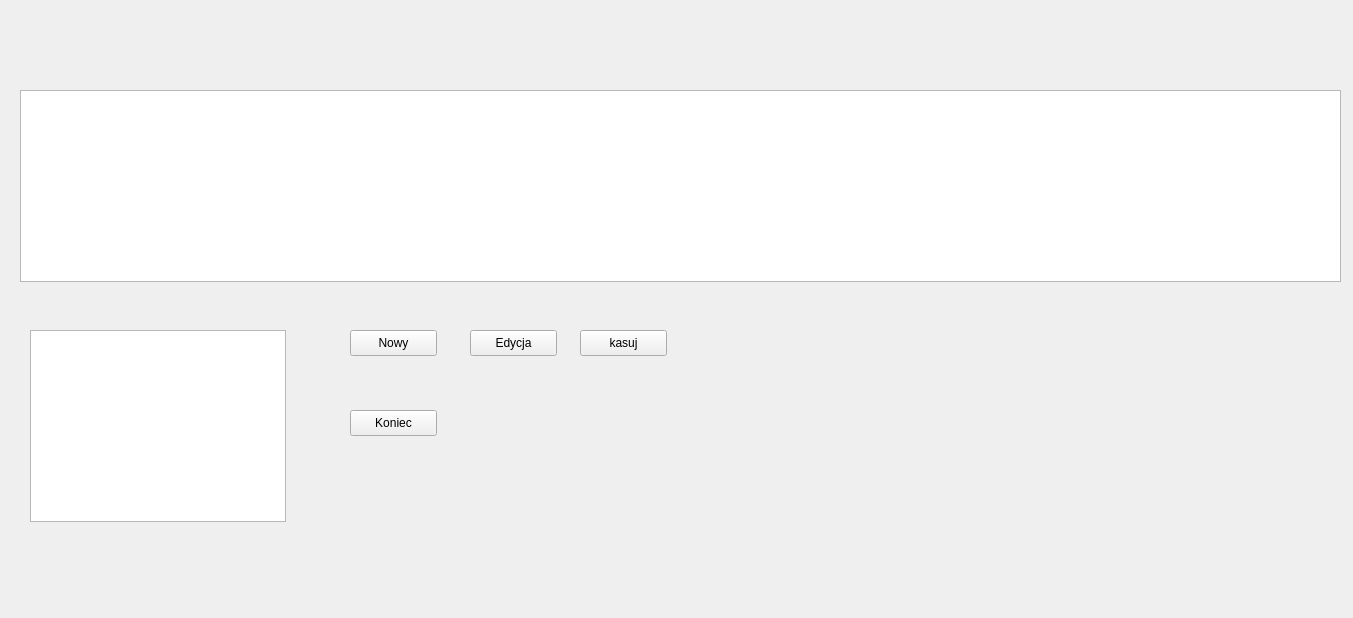
arekbr/Inwentaryzacja, file itemList.ui: the form before one commit.
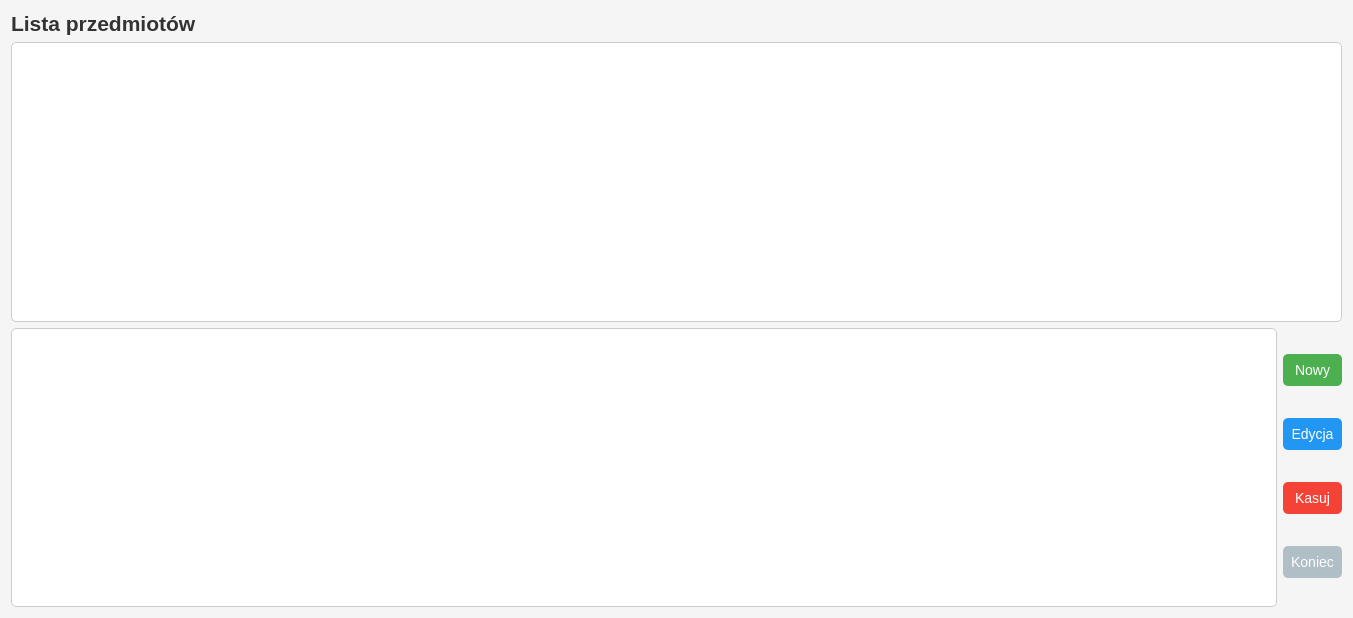
The form after the commit.

Diff of the .ui file:
```diff
--- a/itemList.ui
+++ b/itemList.ui
@@ -13,78 +13,124 @@
   <property name="windowTitle">
    <string>Form</string>
   </property>
-  <widget class="QTableView" name="itemList_tableView">
-   <property name="geometry">
-    <rect>
-     <x>20</x>
-     <y>90</y>
-     <width>1321</width>
-     <height>192</height>
-    </rect>
-   </property>
-  </widget>
-  <widget class="QPushButton" name="itemList_pushButton_new">
-   <property name="geometry">
-    <rect>
-     <x>350</x>
-     <y>330</y>
-     <width>87</width>
-     <height>26</height>
-    </rect>
-   </property>
-   <property name="text">
-    <string>Nowy</string>
-   </property>
-  </widget>
-  <widget class="QGraphicsView" name="itemList_graphicsView">
-   <property name="geometry">
-    <rect>
-     <x>30</x>
-     <y>330</y>
-     <width>256</width>
-     <height>192</height>
-    </rect>
-   </property>
-  </widget>
-  <widget class="QPushButton" name="itemList_pushButton_edit">
-   <property name="geometry">
-    <rect>
-     <x>470</x>
-     <y>330</y>
-     <width>87</width>
-     <height>26</height>
-    </rect>
-   </property>
-   <property name="text">
-    <string>Edycja</string>
-   </property>
-  </widget>
-  <widget class="QPushButton" name="itemList_pushButton_end">
-   <property name="geometry">
-    <rect>
-     <x>350</x>
-     <y>410</y>
-     <width>87</width>
-     <height>26</height>
-    </rect>
-   </property>
-   <property name="text">
-    <string>Koniec</string>
-   </property>
-  </widget>
-  <widget class="QPushButton" name="itemList_pushButton_delete">
-   <property name="geometry">
-    <rect>
-     <x>580</x>
-     <y>330</y>
-     <width>87</width>
-     <height>26</height>
-    </rect>
-   </property>
-   <property name="text">
-    <string>kasuj</string>
-   </property>
-  </widget>
+  <property name="styleSheet">
+   <string notr="true">QWidget {
+    background-color: #F5F5F5;
+}
+
+QLabel {
+    color: #333333;
+    font-weight: bold;
+}
+
+QTableView {
+    border: 1px solid #CCCCCC;
+    border-radius: 5px;
+    background-color: #FFFFFF;
+    color: #000000;
+}
+
+QTableView QHeaderView::section {
+    background-color: #E0E0E0;
+    color: #333333;
+    padding: 5px;
+    border: 1px solid #CCCCCC;
+}
+
+QGraphicsView {
+    border: 1px solid #CCCCCC;
+    border-radius: 5px;
+    background-color: #FFFFFF;
+}
+
+QPushButton {
+    border: none;
+    border-radius: 5px;
+    padding: 8px;
+    font-size: 14px;
+}
+
+QPushButton#itemList_pushButton_new {
+    background-color: #4CAF50;
+    color: white;
+}
+
+QPushButton#itemList_pushButton_edit {
+    background-color: #2196F3; /* Niebieski dla edycji */
+    color: white;
+}
+
+QPushButton#itemList_pushButton_delete {
+    background-color: #F44336; /* Czerwony dla kasowania */
+    color: white;
+}
+
+QPushButton#itemList_pushButton_end {
+    background-color: #B0BEC5;
+    color: white;
+}
+
+QPushButton:hover {
+    opacity: 0.8;
+}</string>
+  </property>
+  <layout class="QVBoxLayout" name="mainLayout">
+   <item>
+    <widget class="QLabel" name="headerLabel">
+     <property name="font">
+      <font>
+       <pointsize>16</pointsize>
+       <bold>true</bold>
+      </font>
+     </property>
+     <property name="text">
+      <string>Lista przedmiotów</string>
+     </property>
+    </widget>
+   </item>
+   <item>
+    <widget class="QTableView" name="itemList_tableView"/>
+   </item>
+   <item>
+    <layout class="QHBoxLayout" name="bottomLayout">
+     <item>
+      <widget class="QGraphicsView" name="itemList_graphicsView"/>
+     </item>
+     <item>
+      <layout class="QVBoxLayout" name="buttonsLayout">
+       <item>
+        <widget class="QPushButton" name="itemList_pushButton_new">
+         <property name="text">
+          <string>Nowy</string>
+         </property>
+        </widget>
+       </item>
+       <item>
+        <widget class="QPushButton" name="itemList_pushButton_edit">
+         <property name="text">
+          <string>Edycja</string>
+         </property>
+        </widget>
+       </item>
+       <item>
+        <widget class="QPushButton" name="itemList_pushButton_delete">
+         <property name="text">
+          <string>Kasuj</string>
+         </property>
+        </widget>
+       </item>
+       <item>
+        <widget class="QPushButton" name="itemList_pushButton_end">
+         <property name="text">
+          <string>Koniec</string>
+         </property>
+        </widget>
+       </item>
+      </layout>
+     </item>
+    </layout>
+   </item>
+  </layout>
  </widget>
  <resources/>
  <connections/>
```
Left out of the diff: 2 changed lines with no effect on the pictures.
